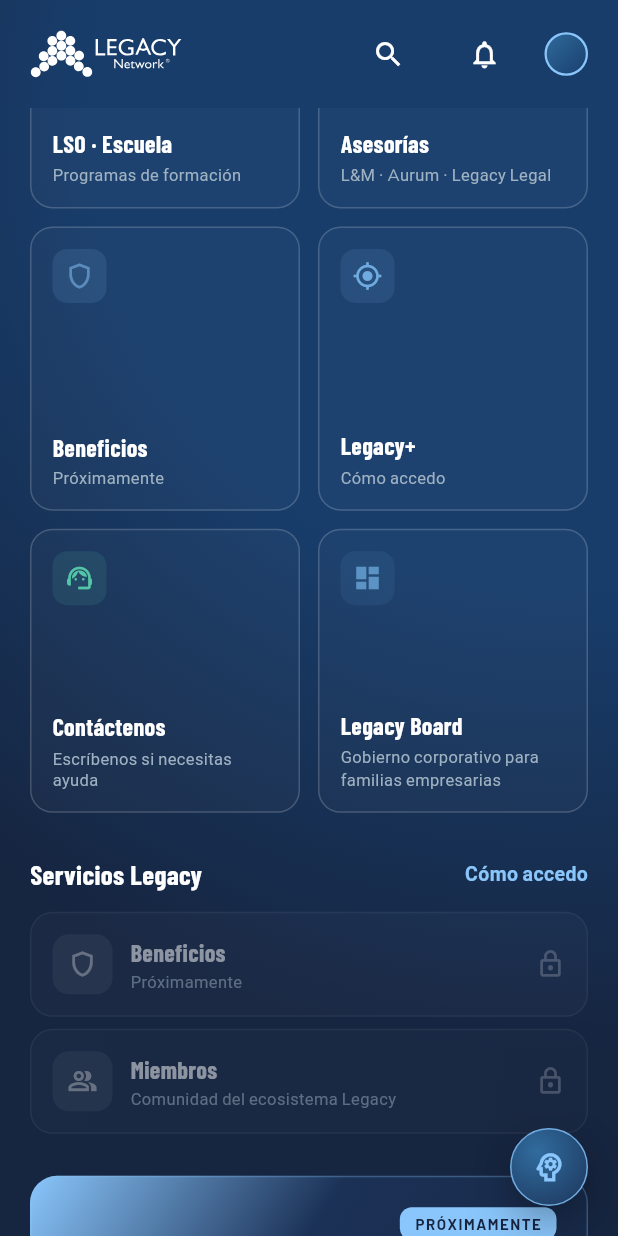
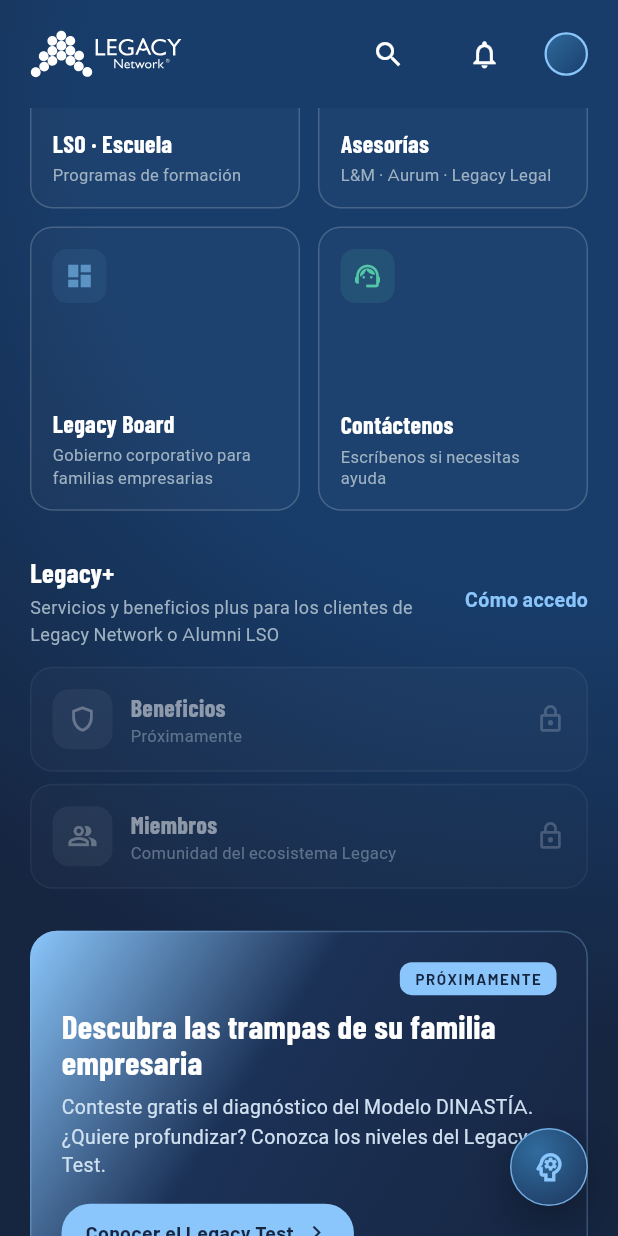
Before and after one commit to johanmartinezm/legacy-App-Movil, a Flutter app: the HomeContentScreen screen opened directly, scrolled down 576 dp, on a phone screen of 412 x 824 dp. Run offline on Flutter 3.47's test engine with Material 3 defaults, Android fonts, the phone set to English and light mode, and no system bars; our stand-ins replace cached_network_image, emoji_picker_flutter, firebase_core, firebase_messaging, flutter_rating_bar, flutter_secure_storage and 11 more; missing offline and left inert: image_picker_android, image_picker_platform_interface; accounts and stored records are empty; network calls fail; Roboto replaces fonts that are missing (Questrial).

Commit message:
Inicio: cuadricula de seis tarjetas y seccion Legacy+
Fuera Beneficios y Legacy+ de Explore libremente, Contactenos al final; Servicios Legacy pasa a Legacy+ con subtitulo.

Co-Authored-By: Claude Opus 5.5 <noreply@anthropic.com>

```diff
--- a/lib/presentation/screens/home/home_content_screen.dart
+++ b/lib/presentation/screens/home/home_content_screen.dart
@@ -533,24 +533,25 @@ class _HomeContentScreenState extends State<HomeContentScreen> {
           iconColor: const Color(0xFFB3A6EE),
           onTap: () => context.push('/asesoria'),
         ),
+        // La tarjeta «Beneficios» de la cuadrícula se retiró el 2026-10-13 a
+        // pedido del cliente; queda la fila del mismo nombre en Servicios
+        // Legacy, que usa la misma imagen y textos del panel.
+        // «Legacy+» también se retiró de la cuadrícula el 2026-10-13: se llega
+        // desde la barra inferior y desde «Cómo accedo» de la sección Legacy+.
+        // Penúltimo del grid desde el 2026-10-13, a pedido del cliente, justo
+        // antes de Contáctenos (antes fue el primero, decisión del 2026-09-02). El contenido de esta
+        // pantalla lo edita el panel, no viaja en la app: por eso es una ruta
+        // propia y no el diálogo que sigue viviendo en Comunidad.
         _buildModuleCard(
           context: context,
-          slug: 'beneficios',
-          title: 'Beneficios',
-          subtitle: 'Próximamente',
-          icon: Icons.shield_outlined,
-          iconColor: const Color(0xFF8AC6FB).withValues(alpha: 0.5),
-          onTap: () => _showComingSoon(context),
+          slug: 'legacy-board',
+          title: 'Legacy Board',
+          subtitle: 'Gobierno corporativo para familias empresarias',
+          icon: Icons.dashboard,
+          iconColor: AppTheme.legacyActive,
+          onTap: () => context.push('/legacy-board'),
         ),
-        _buildModuleCard(
-          context: context,
-          slug: 'legacy-plus',
-          title: 'Legacy+',
-          subtitle: 'Cómo accedo',
-          icon: Icons.my_location,
-          iconColor: const Color(0xFF70ABE0),
-          onTap: () => context.go('/legacy-plus'),
-        ),
+        // Contáctenos cierra la cuadrícula desde el 2026-10-13.
         // push y no go: desde aquí se entra a escribir y se vuelve, así que la
         // pantalla se apila en vez de sustituir a la sección actual.
         _buildModuleCard(
@@ -561,19 +562,6 @@ class _HomeContentScreenState extends State<HomeContentScreen> {
           icon: Icons.support_agent,
           iconColor: const Color(0xFF54C6A8),
           onTap: () => context.push('/contacto'),
-        ),
-        // Último del grid desde el 2026-10-13, a pedido del cliente (antes fue
-        // el primero, por decisión del 2026-09-02). El contenido de esta
-        // pantalla lo edita el panel, no viaja en la app: por eso es una ruta
-        // propia y no el diálogo que sigue viviendo en Comunidad.
-        _buildModuleCard(
-          context: context,
-          slug: 'legacy-board',
-          title: 'Legacy Board',
-          subtitle: 'Gobierno corporativo para familias empresarias',
-          icon: Icons.dashboard,
-          iconColor: AppTheme.legacyActive,
-          onTap: () => context.push('/legacy-board'),
         ),
       ],
     );
@@ -658,14 +646,33 @@ class _HomeContentScreenState extends State<HomeContentScreen> {
     return Row(
       mainAxisAlignment: MainAxisAlignment.spaceBetween,
       children: [
-        Text(
-          'Servicios Legacy',
-          style: GoogleFonts.barlowCondensed(
-            color: Colors.white,
-            fontSize: 18,
-            fontWeight: FontWeight.bold,
+        // «Legacy+» y no «Servicios Legacy» desde el 2026-10-13, a pedido del
+        // cliente: la tarjeta Legacy+ salió de la cuadrícula y la sección
+        // toma su nombre.
+        Expanded(
+          child: Column(
+            crossAxisAlignment: CrossAxisAlignment.start,
+            children: [
+              Text(
+                'Legacy+',
+                style: GoogleFonts.barlowCondensed(
+                  color: Colors.white,
+                  fontSize: 18,
+                  fontWeight: FontWeight.bold,
+                ),
+              ),
+              const SizedBox(height: 2),
+              Text(
+                'Servicios y beneficios plus para los clientes de Legacy Network o Alumni LSO',
+                style: GoogleFonts.questrial(
+                  color: const Color(0xFF9FB2C2),
+                  fontSize: 12,
+                ),
+              ),
+            ],
           ),
         ),
+        const SizedBox(width: 12),
         GestureDetector(
           onTap: () => context.go('/legacy-plus'),
           child: Text(
```
Also changed, not shown: 2 other files.
